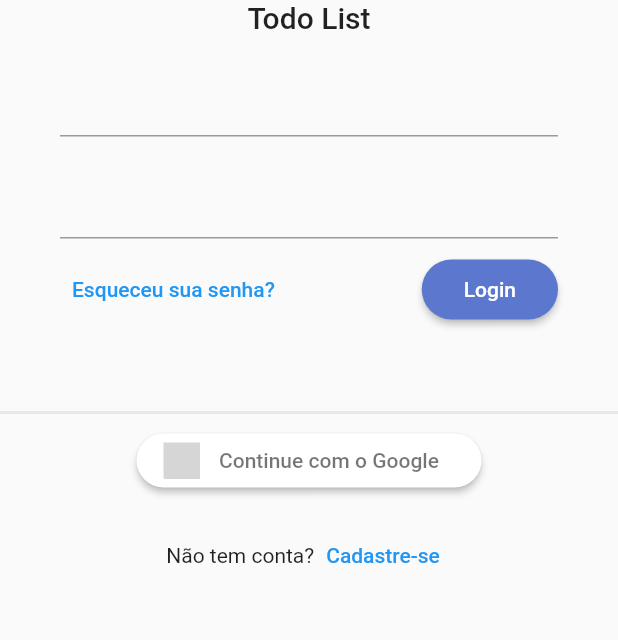
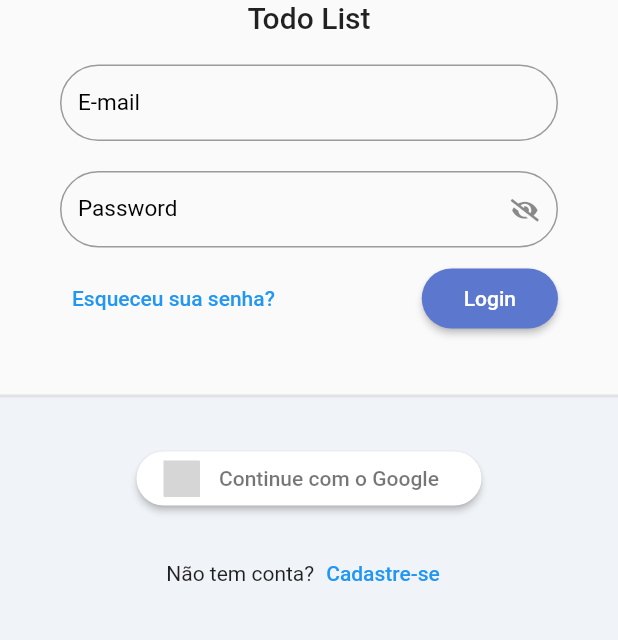
Before and after one commit to DouglasCeron/todo_list_provider, a Flutter app: the screen it shows after launch, on a phone screen of 412 x 824 dp, the part 315-955 px from its top. Run offline on Flutter 3.47's test engine with Material 2 defaults, Android fonts, the phone set to English and light mode, and no system bars; our stand-ins replace flutter_signin_button, google_fonts, sqflite, sqflite_common, synchronized; accounts and stored records are empty; Roboto replaces fonts that are missing (Mandali); grey boxes are pictures that could not be loaded.

Commit message:
custom textFormField

```diff
--- /dev/null
+++ b/lib/app/core/ui/todo_list_icons.dart
@@ -0,0 +1,32 @@
+/// Flutter icons TodoListIcons
+/// Copyright (C) 2022 by original authors @ fluttericon.com, fontello.com
+/// This font was generated by FlutterIcon.com, which is derived from Fontello.
+///
+/// To use this font, place it in your fonts/ directory and include the
+/// following in your pubspec.yaml
+///
+/// flutter:
+///   fonts:
+///    - family:  TodoListIcons
+///      fonts:
+///       - asset: fonts/TodoListIcons.ttf
+///
+///
+/// * Font Awesome 5, Copyright (C) 2016 by Dave Gandy
+///         Author:    Dave Gandy
+///         License:   SIL (https://github.com/FortAwesome/Font-Awesome/blob/master/LICENSE.txt)
+///         Homepage:  http://fortawesome.github.com/Font-Awesome/
+///
+import 'package:flutter/widgets.dart';
+
+class TodoListIcons {
+  TodoListIcons._();
+
+  static const _kFontFam = 'TodoListIcons';
+  static const String? _kFontPkg = null;
+
+  static const IconData eye =
+      IconData(0xf06e, fontFamily: _kFontFam, fontPackage: _kFontPkg);
+  static const IconData eyeSlash =
+      IconData(0xf070, fontFamily: _kFontFam, fontPackage: _kFontPkg);
+}
--- /dev/null
+++ b/lib/app/core/widget/todo_list_field.dart
@@ -0,0 +1,63 @@
+import 'package:flutter/material.dart';
+import 'package:todo_list_provider/app/core/ui/todo_list_icons.dart';
+
+class TodoListField extends StatelessWidget {
+  final String label;
+  final bool showEyeIcon;
+  final listenNotifier = ValueNotifier(false);
+  final TextEditingController? controller;
+  final FormFieldValidator<String>? validator;
+
+  bool obscureText;
+
+  TodoListField({
+    Key? key,
+    required this.label,
+    this.showEyeIcon = false,
+    this.obscureText = false,
+    this.controller,
+    this.validator,
+  }) : super(key: key);
+
+  @override
+  Widget build(BuildContext context) {
+    return ValueListenableBuilder<bool>(
+      valueListenable: listenNotifier,
+      builder: (_, isPasswordVisible, __) {
+        return TextFormField(
+          controller: controller,
+          validator: validator,
+          obscureText: obscureText,
+          decoration: InputDecoration(
+            isDense: true,
+            labelText: label,
+            labelStyle: const TextStyle(fontSize: 15, color: Colors.black),
+            suffixIcon: showEyeIcon
+                ? IconButton(
+                    onPressed: () {
+                      listenNotifier.value = !isPasswordVisible;
+                      obscureText = !obscureText;
+                    },
+                    icon: Icon(
+                      isPasswordVisible
+                          ? TodoListIcons.eye
+                          : TodoListIcons.eyeSlash,
+                      size: 15,
+                    ),
+                  )
+                : null,
+            border: OutlineInputBorder(
+              borderRadius: BorderRadius.circular(50),
+            ),
+            errorBorder: OutlineInputBorder(
+              borderRadius: BorderRadius.circular(50),
+              borderSide: const BorderSide(
+                color: Colors.red,
+              ),
+            ),
+          ),
+        );
+      },
+    );
+  }
+}
--- a/lib/app/modules/auth/login/login_page.dart
+++ b/lib/app/modules/auth/login/login_page.dart
@@ -2,6 +2,7 @@ import 'package:flutter/material.dart';
 import 'package:flutter_signin_button/button_list.dart';
 import 'package:flutter_signin_button/button_view.dart';
 import 'package:path/path.dart';
+import 'package:todo_list_provider/app/core/widget/todo_list_field.dart';
 import 'package:todo_list_provider/app/core/widget/todo_list_logo.dart';
 
 class LoginPage extends StatelessWidget {
@@ -23,16 +24,22 @@ class LoginPage extends StatelessWidget {
                   mainAxisSize: MainAxisSize.min,
                   children: [
                     const SizedBox(height: 10),
-                    TodoListLogo(),
+                    const TodoListLogo(),
                     Padding(
                       padding: const EdgeInsets.symmetric(
                           horizontal: 40.0, vertical: 20),
                       child: Form(
                         child: Column(
                           children: [
-                            TextFormField(),
+                            TodoListField(
+                              label: 'E-mail',
+                            ),
                             const SizedBox(height: 20),
-                            TextFormField(),
+                            TodoListField(
+                              label: 'Password',
+                              obscureText: true,
+                              showEyeIcon: true,
+                            ),
                             const SizedBox(height: 10),
                             Row(
                               mainAxisAlignment: MainAxisAlignment.spaceBetween,
@@ -42,7 +49,7 @@ class LoginPage extends StatelessWidget {
                                     child: const Text('Esqueceu sua senha?')),
                                 ElevatedButton(
                                   onPressed: () {},
-                                  child: const Padding(
+                                  child: Padding(
                                     padding: EdgeInsets.all(12.0),
                                     child: Text('Login'),
                                   ),
@@ -58,15 +65,25 @@ class LoginPage extends StatelessWidget {
                         ),
                       ),
                     ),
+                    const SizedBox(height: 20),
+                    Expanded(
+                      child: Container(
+                        decoration: BoxDecoration(
+                          border: Border(
+                            top: BorderSide(
+                              width: 2,
+                              color: Colors.grey.withAlpha(50),
+                            ),
+                          ),
+                          color: const Color(0xffF0F3F7),
+                        ),
+                        child: Column(
+                          children: [
                             const SizedBox(height: 30),
-                    Divider(
-                      color: Colors.grey.withAlpha(50),
-                      thickness: 2,
-                    ),
                             SignInButton(
                               Buttons.Google,
                               onPressed: () {},
-                      padding: EdgeInsets.all(5),
+                              padding: const EdgeInsets.all(5),
                               shape: OutlineInputBorder(
                                 borderRadius: BorderRadius.circular(30),
                                 borderSide: BorderSide.none,
@@ -88,6 +105,10 @@ class LoginPage extends StatelessWidget {
                         ),
                       ),
                     ),
+                  ],
+                ),
+              ),
+            ),
           );
         }),
       ),
```
Also changed, not shown: pubspec.yaml (+4 -4 lines), assets/create_todo_screen.png (deleted), assets/fonts/TodoListIcons.ttf (added), assets/home_screen.png (deleted), assets/home_week_screen.png (deleted), assets/login_screen.png (deleted), assets/register_screen.png (deleted). Lines whose indentation alone changed are shown as unchanged.
